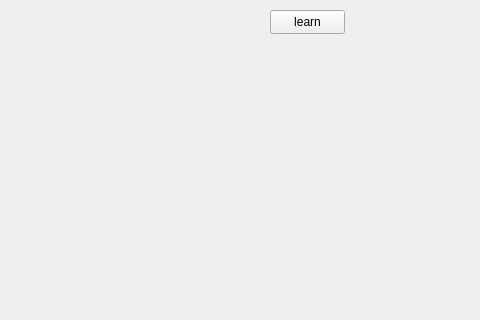
Old version of the form mainwindow.ui in the repository ShiCheng-Lu/NeuralNetwork; both pictures show x 320 to 800 and y 0 to 320 of the 800 by 600 pixel window.
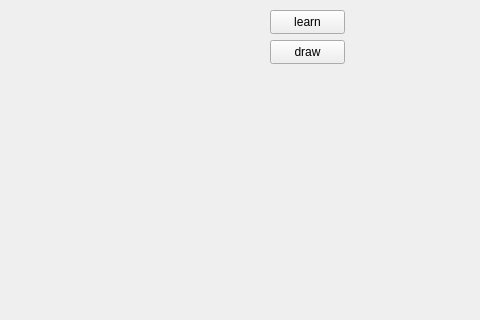
New version of the form.

The edit to the form file:
```diff
--- a/mainwindow.ui
+++ b/mainwindow.ui
@@ -27,6 +27,19 @@
      <string>learn</string>
     </property>
    </widget>
+   <widget class="QPushButton" name="draw">
+    <property name="geometry">
+     <rect>
+      <x>590</x>
+      <y>40</y>
+      <width>75</width>
+      <height>24</height>
+     </rect>
+    </property>
+    <property name="text">
+     <string>draw</string>
+    </property>
+   </widget>
   </widget>
   <widget class="QMenuBar" name="menubar">
    <property name="geometry">
```
